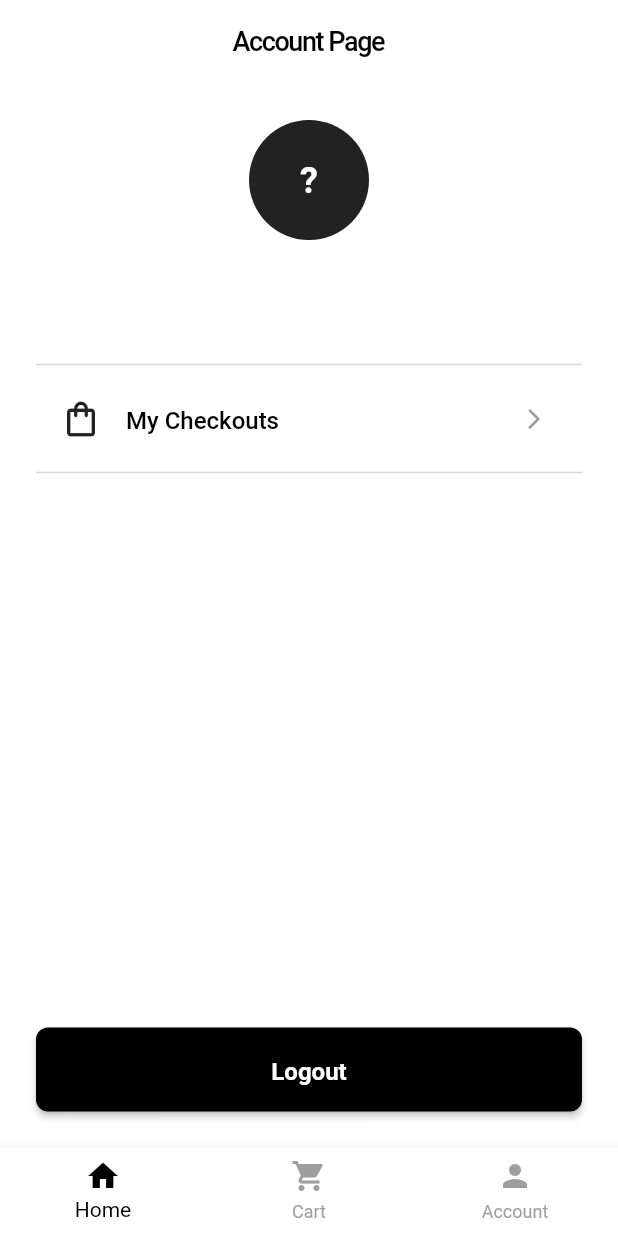
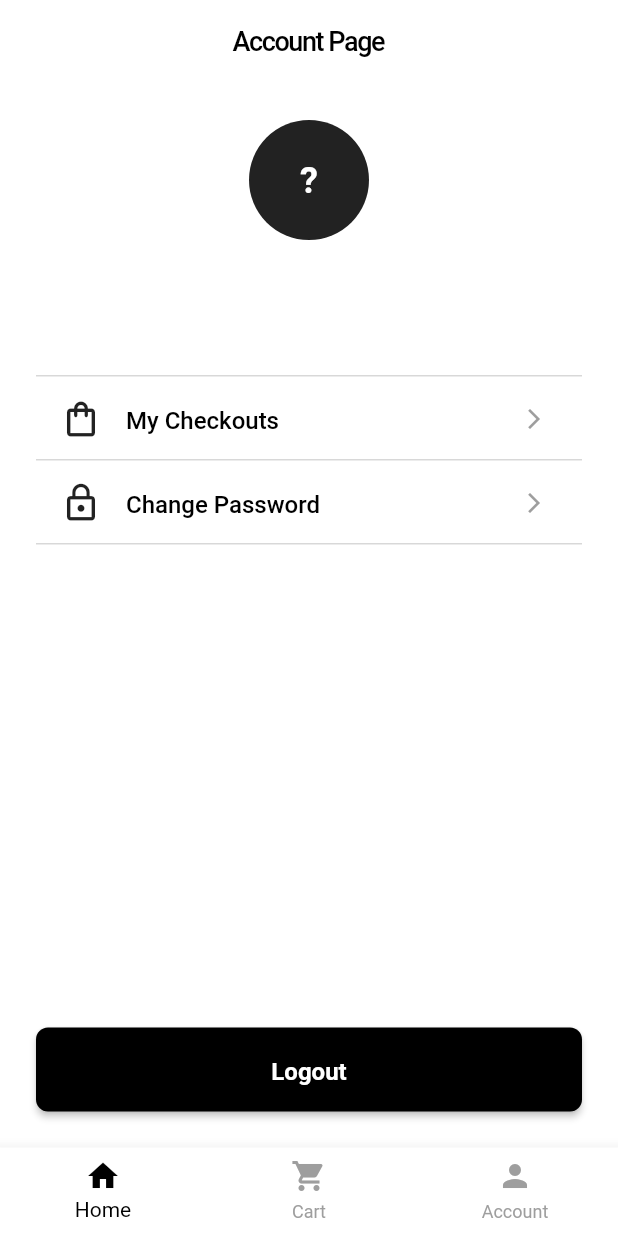
Before and after one commit to raheeldevninja/products_store, a Flutter app: the AccountPage screen opened by its route, on a phone screen of 412 x 824 dp. Run offline on Flutter 3.47's test engine with Material 3 defaults, Android fonts, the phone set to English and light mode, and no system bars; drawn by our look-alikes of badges; our stand-ins replace awesome_snackbar_content, cached_network_image, cloud_firestore, equatable, firebase_auth, firebase_core and 5 more; accounts and stored records are empty; generated files the repository leaves out were written again.

Commit message:
change password feature added

```diff
--- a/lib/core/app/app_router.dart
+++ b/lib/core/app/app_router.dart
@@ -2,6 +2,7 @@ import 'package:go_router/go_router.dart';
 import 'package:products_store/core/app/go_router_refresh_stream.dart';
 import 'package:products_store/features/account/presentation/pages/account_page.dart';
 import 'package:products_store/features/auth/presentation/bloc/auth_bloc.dart';
+import 'package:products_store/features/auth/presentation/pages/change_password_page.dart';
 import 'package:products_store/features/auth/presentation/pages/forgot_password_page.dart';
 import 'package:products_store/features/auth/presentation/pages/sign_in_page.dart';
 import 'package:products_store/features/auth/presentation/pages/sign_up_page.dart';
@@ -110,6 +111,13 @@ GoRouter createRouter(AuthBloc authBloc) {
           ),
         ),
 
+      GoRoute(
+        path: '/change-password',
+        builder: (context, state) {
+          return ChangePasswordPage();
+        },
+      ),
+
     ],
   );
 }
--- a/lib/core/ui/widgets/base_app_bar.dart
+++ b/lib/core/ui/widgets/base_app_bar.dart
@@ -17,7 +17,9 @@ class BaseAppBar extends StatelessWidget implements PreferredSizeWidget {
 
   @override
   Widget build(BuildContext context) {
-    return AppBar(
+    return Padding(
+      padding: EdgeInsets.only(top: MediaQuery.of(context).padding.top),
+      child: AppBar(
         automaticallyImplyLeading: false,
         leading: showBackButton
             ? IconButton(
@@ -28,6 +30,7 @@ class BaseAppBar extends StatelessWidget implements PreferredSizeWidget {
             : null,
         title: Text(title),
         actions: actions,
+      ),
     );
   }
 
--- a/lib/features/account/presentation/pages/account_page.dart
+++ b/lib/features/account/presentation/pages/account_page.dart
@@ -68,8 +68,10 @@ class AccountPage extends StatelessWidget {
                       color: Colors.grey,
                     ),
                   ),
-
-                  const Divider(),
+                  const SizedBox(height: 16),
+                  const Divider(
+                    height: 0,
+                  ),
                   ListTile(
                     leading: const Icon(Icons.shopping_bag_outlined, color: Colors.black87),
                     title: const Text(
@@ -81,7 +83,23 @@ class AccountPage extends StatelessWidget {
                       context.push('/checkout');
                     },
                   ),
-                  const Divider(),
+                  const Divider(
+                    height: 0,
+                  ),
+                  ListTile(
+                    leading: const Icon(Icons.lock_outline, color: Colors.black87),
+                    title: const Text(
+                      "Change Password",
+                      style: TextStyle(fontSize: 16, fontWeight: FontWeight.w500),
+                    ),
+                    trailing: const Icon(Icons.arrow_forward_ios, size: 16, color: Colors.grey),
+                    onTap: () {
+                      context.push('/change-password');
+                    },
+                  ),
+                  const Divider(
+                    height: 0,
+                  ),
 
                   const Spacer(),
 
--- a/lib/features/auth/data/repositories/auth_repository_impl.dart
+++ b/lib/features/auth/data/repositories/auth_repository_impl.dart
@@ -79,6 +79,11 @@ class AuthRepositoryImpl extends AuthRepository {
   }
 
   @override
+  Future<void> changePassword({required String currentPassword, required String newPassword}) {
+    return remote.changePassword(currentPassword: currentPassword, newPassword: newPassword);
+  }
+
+  @override
   Future<void> signOut() {
     return remote.signOut();
   }
--- /dev/null
+++ b/lib/features/auth/domain/usecases/change_password.dart
@@ -0,0 +1,11 @@
+import 'package:products_store/features/auth/domain/repositories/auth_repository.dart';
+
+class ChangePassword {
+  final AuthRepository repository;
+
+  ChangePassword(this.repository);
+
+  Future<void> call(String currentPassword, String newPassword) async {
+    return repository.changePassword(currentPassword: currentPassword, newPassword: newPassword);
+  }
+}
--- a/lib/features/auth/presentation/bloc/auth_bloc.dart
+++ b/lib/features/auth/presentation/bloc/auth_bloc.dart
@@ -2,6 +2,7 @@ import 'dart:async';
 import 'package:products_store/core/common/firebase_error_mapper.dart';
 import 'package:products_store/features/auth/auth.dart';
 import 'package:products_store/features/auth/domain/repositories/auth_repository.dart';
+import 'package:products_store/features/auth/domain/usecases/change_password.dart';
 
 part 'auth_event.dart';
 part 'auth_state.dart';
@@ -13,6 +14,8 @@ class AuthBloc extends Bloc<AuthEvent, AuthState> {
   final SendPasswordReset sendPasswordReset;
   final SignOut signOut;
   final GetCurrentUser getCurrentUser;
+  final ChangePassword changePassword;
+
 
   final AuthRepository repository;
   late final StreamSubscription _authSub;
@@ -24,6 +27,7 @@ class AuthBloc extends Bloc<AuthEvent, AuthState> {
     required this.sendPasswordReset,
     required this.signOut,
     required this.getCurrentUser,
+    required this.changePassword,
     required this.repository,
   }) : super(AuthInitial()) {
     on<AuthStatusChanged>(_onAuthStatusChanged);
@@ -32,6 +36,7 @@ class AuthBloc extends Bloc<AuthEvent, AuthState> {
     on<SignUpRequested>(_onSignUpRequested);
     on<PasswordResetRequested>(_onPasswordResetRequested);
     on<SignOutRequested>(_onSignOutRequested);
+    on<ChangePasswordRequested>(_onChangePasswordRequested);
 
     // 🔑 Listen to Firebase auth state
     _authSub = repository.authStateChanges.listen((user) {
@@ -109,6 +114,16 @@ class AuthBloc extends Bloc<AuthEvent, AuthState> {
     }
   }
 
+  Future<void> _onChangePasswordRequested(ChangePasswordRequested event, Emitter<AuthState> emit) async {
+    emit(AuthLoading());
+    try {
+      await changePassword(event.currentPassword, event.newPassword);
+      emit(AuthPasswordChanged());
+    } catch (e) {
+      emit(AuthFailure(e.toString()));
+    }
+  }
+
   @override
   Future<void> close() {
     _authSub.cancel();
--- a/lib/features/auth/presentation/bloc/auth_event.dart
+++ b/lib/features/auth/presentation/bloc/auth_event.dart
@@ -53,3 +53,13 @@ class AuthStatusChanged extends AuthEvent {
   @override
   List<Object?> get props => [user];
 }
+
+class ChangePasswordRequested extends AuthEvent {
+
+  final String currentPassword;
+  final String newPassword;
+  const ChangePasswordRequested({required this.currentPassword, required this.newPassword});
+
+  @override
+  List<Object?> get props => [currentPassword, newPassword];
+}
--- a/lib/features/auth/presentation/bloc/auth_state.dart
+++ b/lib/features/auth/presentation/bloc/auth_state.dart
@@ -34,3 +34,5 @@ class AuthFailure extends AuthState {
 }
 
 class AuthPasswordReset extends AuthState {}
+
+class AuthPasswordChanged extends AuthState {}
--- a/lib/features/auth/presentation/pages/sign_in_page.dart
+++ b/lib/features/auth/presentation/pages/sign_in_page.dart
@@ -41,7 +41,6 @@ class _SignInPageState extends State<SignInPage> {
         builder: (context, state) {
 
           final isLoading = state is AuthLoading;
-
 
           return Center(
             child: SingleChildScrollView(
--- a/lib/main.dart
+++ b/lib/main.dart
@@ -4,6 +4,7 @@ import 'package:firebase_messaging/firebase_messaging.dart';
 import 'package:flutter/material.dart';
 import 'package:products_store/core/app/app_router.dart';
 import 'package:products_store/core/app/product_store_app.dart';
+import 'package:products_store/features/auth/domain/usecases/change_password.dart';
 import 'package:products_store/features/cart/data/data_sources/cart_remote_data_source.dart';
 import 'package:products_store/features/cart/data/repositories/cart_repository_impl.dart';
 import 'package:products_store/features/cart/domain/usecases/add_to_cart.dart';
@@ -64,6 +65,7 @@ void main() async {
     sendPasswordReset: SendPasswordReset(repo),
     signOut: SignOut(repo),
     getCurrentUser: GetCurrentUser(repo),
+    changePassword: ChangePassword(repo),
     repository: repo,
   );
 
```
Also changed, not shown: lib/features/auth/data/datasources/auth_remote_data_source.dart (+14 -0 lines), lib/features/auth/domain/repositories/auth_repository.dart (+7 -0 lines), lib/features/auth/presentation/pages/change_password_page.dart (added, +156 -0 lines), lib/features/auth/presentation/pages/forgot_password_page.dart (+15 -8 lines). Lines whose indentation alone changed are shown as unchanged.
